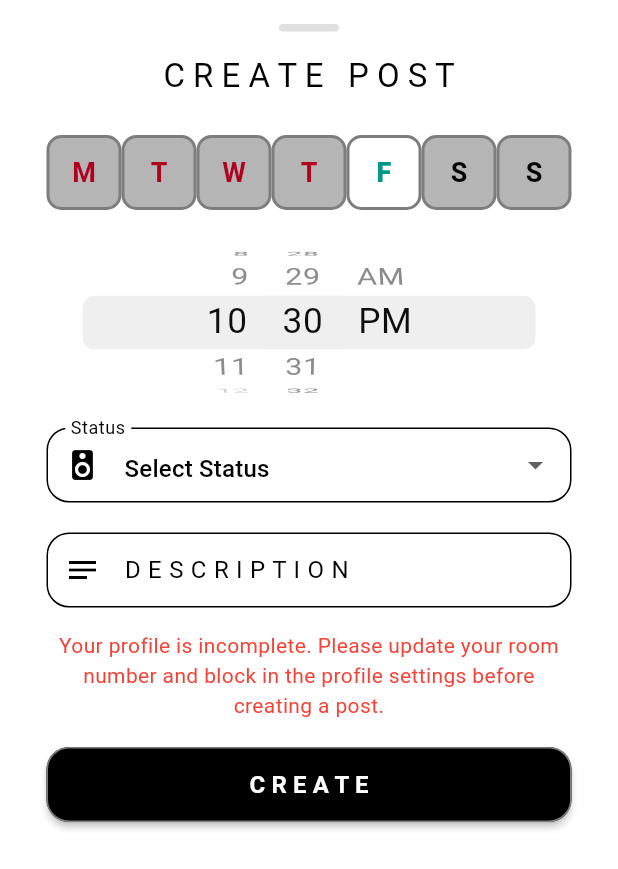
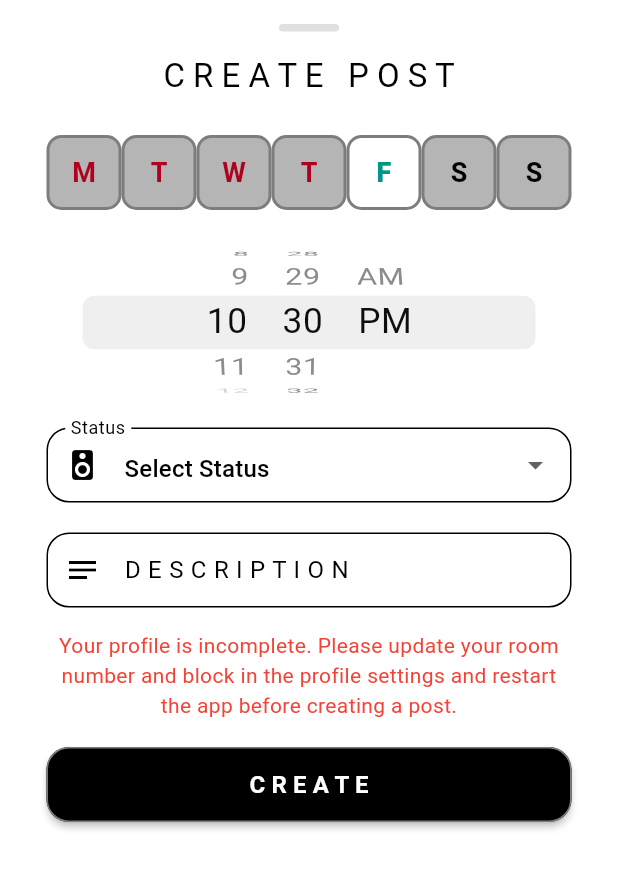
Before and after one commit to NamanGoyalK/Huddle-Flutter-App, a Flutter app: the UploadPostBlock widget shown alone on an empty page, opened directly with empty values, scrolled down 32 dp, after a tap on "C R E A T E", on a phone screen of 412 x 824 dp. Shown: the top 869 px of the screen. Run offline on Flutter 3.47's test engine with Material 3 defaults, Android fonts, the phone set to English and light mode, and no system bars; our stand-ins replace cloud_firestore, equatable, firebase_auth, firebase_core, flutter_bloc, font_awesome_flutter and 4 more; missing offline and left inert: email_otp_auth; accounts and stored records are empty; generated files the repository leaves out were written again; network calls fail.

Commit message:
Enhance user profile handling: listen for authentication state changes to reload user profile and posts; update error messages for incomplete profiles; improve validation checks for room number and block selection.

```diff
--- a/lib/features/room_status_posts/presentation/pages/upload_post_bottom_sheet.dart
+++ b/lib/features/room_status_posts/presentation/pages/upload_post_bottom_sheet.dart
@@ -163,7 +163,7 @@ class _UploadPostBlockState extends State<UploadPostBlock> {
       }
       setState(() {
         errorMessage =
-            'Your profile is incomplete. Please update your room number and block in the profile settings before creating a post.';
+            'Your profile is incomplete. Please update your room number and block in the profile settings and restart the app before creating a post.';
       });
       return;
     }
```
Also changed, not shown: lib/features/home_room_status/presentation/pages/home_page.dart (+21 -7 lines), lib/features/settings/presentation/pages/components/edit_profile_bottom_sheet.dart (+12 -6 lines).
